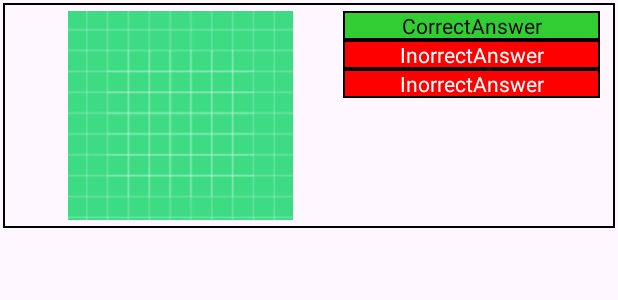
After one commit to h598062/dat153, an Android app: the layout gallery_item.xml on its own in the app's theme, with its tools: preview values and no code run, on a phone screen of 412 x 824 dp. The commit adds this screen. Shown: the top 300 px of the screen. Run offline under Robolectric (Android 15) with nearby library versions, the phone set to English and light mode, and no system bars.

Commit message:
add stoof

```diff
--- /dev/null
+++ b/quizapp/app/src/main/res/drawable/outline.xml
@@ -0,0 +1,6 @@
+<?xml version="1.0" encoding="utf-8"?>
+<!-- res/drawable/outline.xml -->
+<shape xmlns:android="http://schemas.android.com/apk/res/android" android:shape="rectangle" >
+    <solid android:color="@android:color/transparent" />
+    <stroke android:width="1dip" android:color="#000000"/>
+</shape>
--- /dev/null
+++ b/quizapp/app/src/main/res/layout/gallery_item.xml
@@ -0,0 +1,70 @@
+<?xml version="1.0" encoding="utf-8"?>
+<LinearLayout xmlns:android="http://schemas.android.com/apk/res/android"
+    xmlns:app="http://schemas.android.com/apk/res-auto"
+    android:layout_width="match_parent"
+    android:layout_height="150dp"
+    android:layout_marginHorizontal="2dp"
+    android:layout_marginVertical="2dp"
+    android:background="@drawable/outline"
+    android:paddingHorizontal="10dp"
+    android:paddingVertical="5dp">
+
+    <ImageView
+        android:id="@+id/imageView"
+        android:layout_width="200dp"
+        android:layout_height="150dp"
+        android:layout_weight="1"
+        app:srcCompat="@drawable/ic_launcher_background" />
+
+    <ScrollView
+        android:layout_width="0dp"
+        android:layout_height="match_parent"
+        android:layout_weight="10"
+        android:nestedScrollingEnabled="true">
+
+        <LinearLayout
+            android:id="@+id/questionAlternatives"
+            android:layout_width="match_parent"
+            android:layout_height="wrap_content"
+            android:orientation="vertical">
+
+            <TextView
+                android:id="@+id/correctAnswer"
+                android:layout_width="match_parent"
+                android:layout_height="wrap_content"
+                android:background="@color/limegreen"
+                android:foreground="@drawable/outline"
+                android:text="@string/default_CorrectAnswer"
+                android:textAlignment="center"
+                android:textColor="@color/black" />
+
+            <TextView
+                android:id="@+id/incorrectAnswer1"
+                android:layout_width="match_parent"
+                android:layout_height="wrap_content"
+                android:background="@color/red"
+                android:foreground="@drawable/outline"
+                android:text="@string/default_InorrectAnswer"
+                android:textAlignment="center"
+                android:textColor="@color/white" />
+
+            <TextView
+                android:id="@+id/incorrectAnswer2"
+                android:layout_width="match_parent"
+                android:layout_height="wrap_content"
+                android:background="@color/red"
+                android:foreground="@drawable/outline"
+                android:text="@string/default_InorrectAnswer"
+                android:textAlignment="center"
+                android:textColor="@color/white" />
+
+            <LinearLayout
+                android:id="@+id/incorrectQuestionsHolder"
+                android:layout_width="match_parent"
+                android:layout_height="wrap_content"
+                android:orientation="vertical"></LinearLayout>
+
+        </LinearLayout>
+    </ScrollView>
+
+</LinearLayout>
--- a/quizapp/app/src/main/res/values/strings.xml
+++ b/quizapp/app/src/main/res/values/strings.xml
@@ -3,11 +3,9 @@
     <string name="main_menu_title">The Quizzler</string>
     <string name="button_start_quiz">Start Quiz</string>
     <!-- TODO: Remove or change this placeholder text -->
-    <string name="hello_blank_fragment">Hello blank fragment</string>
     <string name="quiz_page_title">Quizzler</string>
     <string name="button_gallery">Open Question Gallery</string>
-    <string name="title_activity_main2">MainActivity2</string>
-    <string name="title_home">Home</string>
-    <string name="title_dashboard">Dashboard</string>
-    <string name="title_notifications">Notifications</string>
+    <string name="addGalleryButton">Add new Image</string>
+    <string name="default_CorrectAnswer">CorrectAnswer</string>
+    <string name="default_InorrectAnswer">InorrectAnswer</string>
 </resources>
--- a/quizapp/gradle/libs.versions.toml
+++ b/quizapp/gradle/libs.versions.toml
@@ -5,12 +5,12 @@ junitVersion = "1.2.1"
 espressoCore = "3.6.1"
 appcompat = "1.7.0"
 material = "1.12.0"
-activity = "1.9.3"
+activity = "1.10.0"
 constraintlayout = "2.2.0"
 lifecycleLivedataKtx = "2.8.7"
 lifecycleViewmodelKtx = "2.8.7"
-navigationFragment = "2.8.5"
-navigationUi = "2.8.5"
+navigationFragment = "2.8.6"
+navigationUi = "2.8.6"
 
 [libraries]
 junit = { group = "junit", name = "junit", version.ref = "junit" }
```
Also changed, not shown: quizapp/app/src/main/java/no/hvl/dat153/quizapp/Gallery.java (added, +33 -0 lines), quizapp/app/src/main/java/no/hvl/dat153/quizapp/GalleryActivity.java (+11 -0 lines), quizapp/app/src/main/java/no/hvl/dat153/quizapp/MainActivity.java (+14 -0 lines), quizapp/app/src/main/java/no/hvl/dat153/quizapp/QuizActivity.java (+1 -8 lines), quizapp/app/src/main/java/no/hvl/dat153/quizapp/QuizQuestionAdapter.java (added, +71 -0 lines), quizapp/app/src/main/res/layout/activity_gallery.xml (+40 -0 lines), quizapp/app/src/main/res/values/colors.xml (+27 -2 lines).
